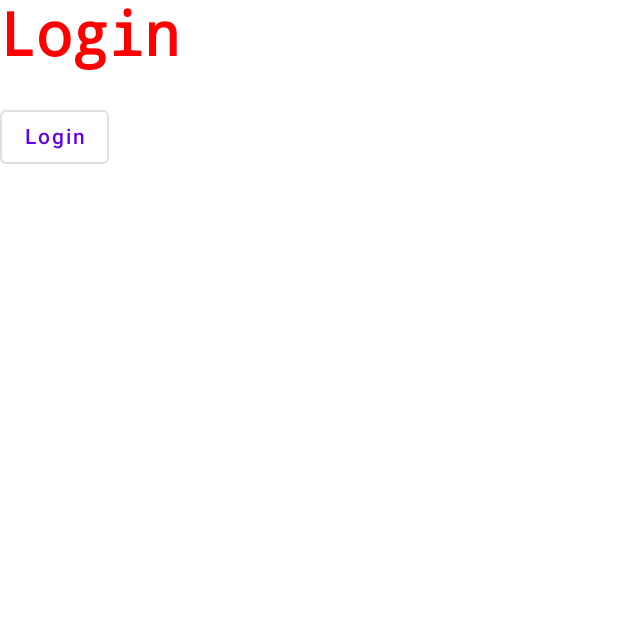
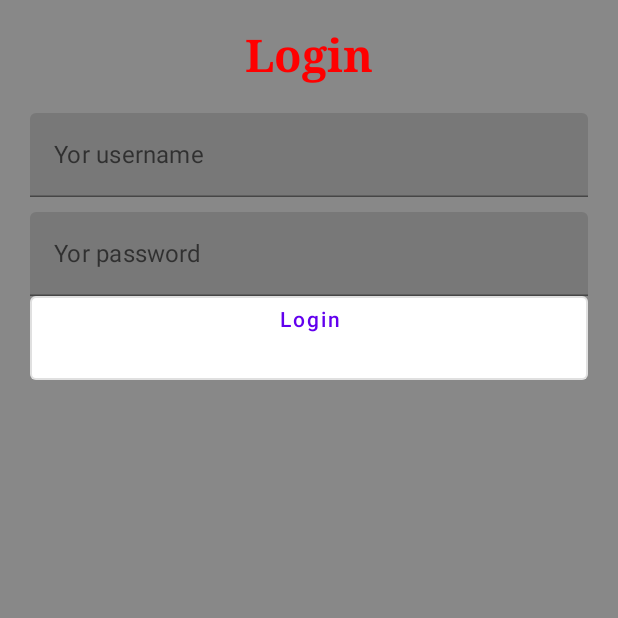
Before and after one commit to AleksandrMR/AM_Compose_HW, an Android app built with Jetpack Compose: the screen it shows after launch (MainActivity), on a phone screen of 412 x 824 dp, the top half of it. Run offline under Robolectric (Android 15) with nearby library versions, the phone set to English and light mode, and no system bars.

Commit message:
[ADD] - compose simple login screen ui;

```diff
--- a/app/src/main/java/com/example/tms_compose_project/MainActivity.kt
+++ b/app/src/main/java/com/example/tms_compose_project/MainActivity.kt
@@ -2,71 +2,90 @@ package com.example.tms_compose_project
 
 import android.content.Context
 import android.os.Bundle
+import android.widget.Toast
 import androidx.activity.ComponentActivity
 import androidx.activity.compose.setContent
-import androidx.compose.foundation.layout.Column
-import androidx.compose.foundation.layout.fillMaxSize
-import androidx.compose.foundation.layout.fillMaxWidth
-import androidx.compose.foundation.layout.padding
+import androidx.compose.foundation.background
+import androidx.compose.foundation.layout.*
 import androidx.compose.foundation.text.KeyboardOptions
 import androidx.compose.material.*
 import androidx.compose.runtime.*
+import androidx.compose.runtime.saveable.rememberSaveable
 import androidx.compose.ui.Modifier
 import androidx.compose.ui.graphics.Color
+import androidx.compose.ui.semantics.SemanticsProperties.EditableText
 import androidx.compose.ui.text.font.FontFamily
 import androidx.compose.ui.text.font.FontWeight
 import androidx.compose.ui.text.input.KeyboardType
 import androidx.compose.ui.text.input.PasswordVisualTransformation
 import androidx.compose.ui.text.style.TextAlign
+import androidx.compose.ui.tooling.preview.Preview
 import androidx.compose.ui.unit.dp
 import androidx.compose.ui.unit.sp
+import kotlin.coroutines.coroutineContext
 
 class MainActivity : ComponentActivity() {
     override fun onCreate(savedInstanceState: Bundle?) {
         super.onCreate(savedInstanceState)
         setContent {
-            Surface(
-                modifier = Modifier.fillMaxSize(),
-                color = MaterialTheme.colors.background
-            ) {
-                LoginScreen(context = applicationContext)
-            }
+            LoginScreen()
         }
     }
 }
 
+@Preview
 @Composable
-fun LoginScreen(context: Context) {
+fun LoginScreen() {
 
-    var email by remember { mutableStateOf("") }
+    Column(
+        modifier = Modifier
+            .fillMaxSize()
+            .background(color = Color.Gray)
+            .padding(all = 20.dp)
+    ) {
+        var username by rememberSaveable { mutableStateOf("") }
+        var password by rememberSaveable { mutableStateOf("") }
 
-    Column() {
         Text(
             modifier = Modifier
                 .fillMaxWidth()
                 .padding(bottom = 20.dp),
             text = "Login",
-            fontFamily = FontFamily.Monospace,
-            textAlign = TextAlign.Left,
-            fontSize = 40.sp,
+            fontFamily = FontFamily.Serif,
+            textAlign = TextAlign.Center,
+            fontSize = 30.sp,
             fontWeight = FontWeight.Bold,
             color = Color.Red
         )
 
-//        OutlinedTextField(
-//            modifier = Modifier
-//                .fillMaxWidth()
-//                .padding(bottom = 10.dp, top = 10.dp),
-//            value = email,
-//            onValueChange = { email = "123123" },
-//            label = { Text(text = "Enter your email") },
-//            visualTransformation = PasswordVisualTransformation(),
-//            keyboardActions = KeyboardOptions(keyboardType = KeyboardType.Password)
-//        )
+        TextField(
+            modifier = Modifier
+                .fillMaxWidth()
+                .padding(bottom = 10.dp),
+            value = username,
+            onValueChange = {
+                username = it
+            },
+            label = { Text("Yor username") }
+        )
 
-        OutlinedButton(onClick = { /*TODO*/ }) {
+        TextField(
+            modifier = Modifier
+                .fillMaxWidth(),
+            value = password,
+            onValueChange = {
+                password = it
+            },
+            label = { Text("Yor password") }
+        )
 
+        OutlinedButton(onClick = {
+
+        }) {
             Text(
+                modifier = Modifier
+                    .fillMaxWidth()
+                    .height(40.dp),
                 text = "Login",
                 textAlign = TextAlign.Center
             )
```
